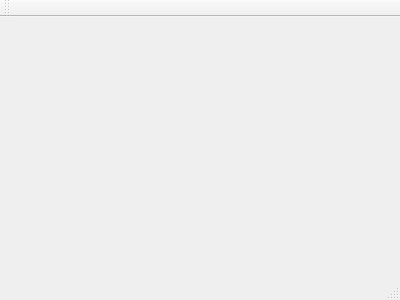
Qt form miniPS_groupwork/mainwindow.ui (chuck00lin/HWphotoedit) before a commit.
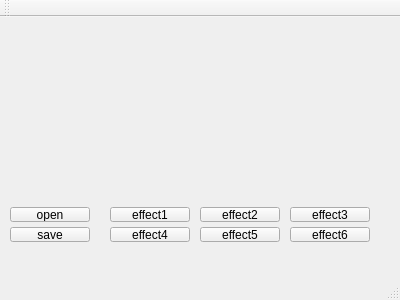
The same form after that commit.

The edit to the form file:
```diff
--- a/miniPS_groupwork/mainwindow.ui
+++ b/miniPS_groupwork/mainwindow.ui
@@ -12,13 +12,146 @@
   <property name="windowTitle" >
    <string>MainWindow</string>
   </property>
-  <widget class="QMenuBar" name="menuBar" />
-  <widget class="QToolBar" name="mainToolBar" />
-  <widget class="QWidget" name="centralWidget" />
-  <widget class="QStatusBar" name="statusBar" />
+  <widget class="QWidget" name="centralWidget">
+   <widget class="QLabel" name="label">
+    <property name="geometry">
+     <rect>
+      <x>90</x>
+      <y>20</y>
+      <width>211</width>
+      <height>151</height>
+     </rect>
+    </property>
+    <property name="text">
+     <string/>
+    </property>
+   </widget>
+   <widget class="QPushButton" name="pushButton_open">
+    <property name="geometry">
+     <rect>
+      <x>10</x>
+      <y>190</y>
+      <width>80</width>
+      <height>15</height>
+     </rect>
+    </property>
+    <property name="text">
+     <string>open</string>
+    </property>
+   </widget>
+   <widget class="QPushButton" name="pushButton_save">
+    <property name="geometry">
+     <rect>
+      <x>10</x>
+      <y>210</y>
+      <width>80</width>
+      <height>15</height>
+     </rect>
+    </property>
+    <property name="text">
+     <string>save</string>
+    </property>
+   </widget>
+   <widget class="QPushButton" name="pushButton_E1">
+    <property name="geometry">
+     <rect>
+      <x>110</x>
+      <y>190</y>
+      <width>80</width>
+      <height>15</height>
+     </rect>
+    </property>
+    <property name="text">
+     <string>effect1</string>
+    </property>
+   </widget>
+   <widget class="QPushButton" name="pushButton_E4">
+    <property name="geometry">
+     <rect>
+      <x>110</x>
+      <y>210</y>
+      <width>80</width>
+      <height>15</height>
+     </rect>
+    </property>
+    <property name="text">
+     <string>effect4</string>
+    </property>
+   </widget>
+   <widget class="QPushButton" name="pushButton_E2">
+    <property name="geometry">
+     <rect>
+      <x>200</x>
+      <y>190</y>
+      <width>80</width>
+      <height>15</height>
+     </rect>
+    </property>
+    <property name="text">
+     <string>effect2</string>
+    </property>
+   </widget>
+   <widget class="QPushButton" name="pushButton_E5">
+    <property name="geometry">
+     <rect>
+      <x>200</x>
+      <y>210</y>
+      <width>80</width>
+      <height>15</height>
+     </rect>
+    </property>
+    <property name="text">
+     <string>effect5</string>
+    </property>
+   </widget>
+   <widget class="QPushButton" name="pushButton_E3">
+    <property name="geometry">
+     <rect>
+      <x>290</x>
+      <y>190</y>
+      <width>80</width>
+      <height>15</height>
+     </rect>
+    </property>
+    <property name="text">
+     <string>effect3</string>
+    </property>
+   </widget>
+   <widget class="QPushButton" name="pushButton_E6">
+    <property name="geometry">
+     <rect>
+      <x>290</x>
+      <y>210</y>
+      <width>80</width>
+      <height>15</height>
+     </rect>
+    </property>
+    <property name="text">
+     <string>effect6</string>
+    </property>
+   </widget>
+  </widget>
+  <widget class="QMenuBar" name="menuBar">
+   <property name="geometry">
+    <rect>
+     <x>0</x>
+     <y>0</y>
+     <width>400</width>
+     <height>17</height>
+    </rect>
+   </property>
+  </widget>
+  <widget class="QToolBar" name="mainToolBar">
+   <attribute name="toolBarArea">
+    <enum>TopToolBarArea</enum>
+   </attribute>
+   <attribute name="toolBarBreak">
+    <bool>false</bool>
+   </attribute>
+  </widget>
+  <widget class="QStatusBar" name="statusBar"/>
  </widget>
- <layoutDefault spacing="6" margin="11" />
- <pixmapfunction></pixmapfunction>
+ <layoutdefault spacing="6" margin="11"/>
  <resources/>
  <connections/>
 </ui>
```
Left out of the diff: 7 changed lines with no effect on the pictures.
